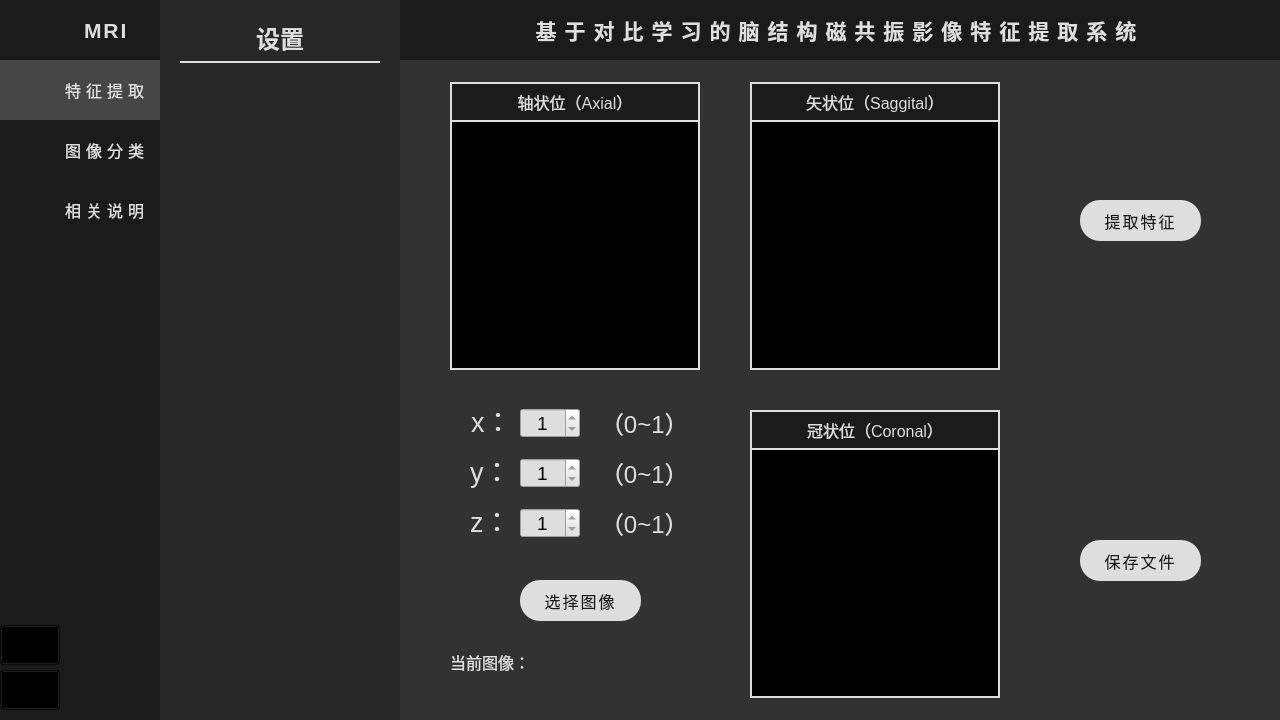
First picture: the form in ui/main.ui, repository feroooooo/Contrastive-Learning-MRI, before the edit.
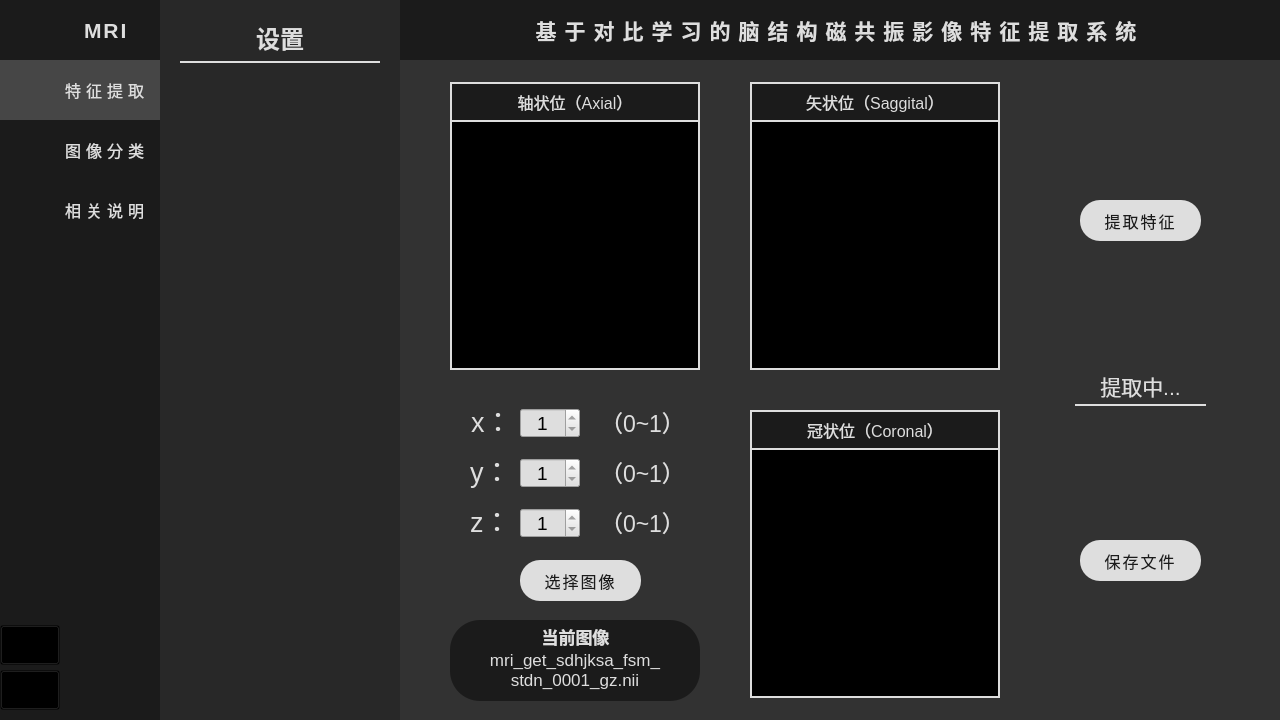
Second picture: the form after the edit. Icons and pictures are not drawn.

Commit message: finish extract

The edit to the form file:
```diff
--- a/ui/main.ui
+++ b/ui/main.ui
@@ -1178,6 +1178,9 @@
 QSpinBox{
 	background-color:#dedede;
 	font-size:14pt;
+}
+QLabel#extract_condition_label{
+	border-bottom:2px solid #dedede;
 }</string>
                          </property>
                          <widget class="QLabel" name="axialLabel">
@@ -1232,7 +1235,7 @@
                           <property name="geometry">
                            <rect>
                             <x>120</x>
-                            <y>520</y>
+                            <y>500</y>
                             <width>121</width>
                             <height>41</height>
                            </rect>
@@ -1244,28 +1247,31 @@
                            <string>选择图像</string>
                           </property>
                          </widget>
-                         <widget class="QLabel" name="label_name">
+                         <widget class="QLabel" name="label_name_contrainer">
                           <property name="geometry">
                            <rect>
                             <x>50</x>
-                            <y>590</y>
+                            <y>560</y>
                             <width>250</width>
-                            <height>51</height>
+                            <height>81</height>
                            </rect>
                           </property>
                           <property name="font">
                            <font>
-                            <pointsize>12</pointsize>
+                            <pointsize>13</pointsize>
                            </font>
                           </property>
+                          <property name="styleSheet">
+                           <string notr="true">background-color:#1b1b1b;border-radius:30px;</string>
+                          </property>
                           <property name="text">
-                           <string>当前图像：</string>
+                           <string/>
                           </property>
                           <property name="scaledContents">
                            <bool>true</bool>
                           </property>
                           <property name="alignment">
-                           <set>Qt::AlignLeading|Qt::AlignLeft|Qt::AlignTop</set>
+                           <set>Qt::AlignBottom|Qt::AlignHCenter</set>
                           </property>
                           <property name="wordWrap">
                            <bool>true</bool>
@@ -1498,7 +1504,7 @@
                           </property>
                           <property name="font">
                            <font>
-                            <pointsize>18</pointsize>
+                            <pointsize>17</pointsize>
                            </font>
                           </property>
                           <property name="text">
@@ -1516,7 +1522,7 @@
                           </property>
                           <property name="font">
                            <font>
-                            <pointsize>18</pointsize>
+                            <pointsize>17</pointsize>
                            </font>
                           </property>
                           <property name="text">
@@ -1534,13 +1540,96 @@
                           </property>
                           <property name="font">
                            <font>
-                            <pointsize>18</pointsize>
+                            <pointsize>17</pointsize>
                            </font>
                           </property>
                           <property name="text">
                            <string>（0~1）</string>
                           </property>
                          </widget>
+                         <widget class="QLabel" name="extract_condition_label">
+                          <property name="geometry">
+                           <rect>
+                            <x>675</x>
+                            <y>305</y>
+                            <width>131</width>
+                            <height>41</height>
+                           </rect>
+                          </property>
+                          <property name="font">
+                           <font>
+                            <pointsize>16</pointsize>
+                           </font>
+                          </property>
+                          <property name="text">
+                           <string>提取中...</string>
+                          </property>
+                          <property name="alignment">
+                           <set>Qt::AlignCenter</set>
+                          </property>
+                         </widget>
+                         <widget class="QLabel" name="label_name_label">
+                          <property name="geometry">
+                           <rect>
+                            <x>135</x>
+                            <y>566</y>
+                            <width>81</width>
+                            <height>21</height>
+                           </rect>
+                          </property>
+                          <property name="font">
+                           <font>
+                            <pointsize>13</pointsize>
+                            <bold>true</bold>
+                           </font>
+                          </property>
+                          <property name="styleSheet">
+                           <string notr="true">background-color:transparent;</string>
+                          </property>
+                          <property name="text">
+                           <string>当前图像</string>
+                          </property>
+                          <property name="scaledContents">
+                           <bool>true</bool>
+                          </property>
+                          <property name="alignment">
+                           <set>Qt::AlignCenter</set>
+                          </property>
+                          <property name="wordWrap">
+                           <bool>true</bool>
+                          </property>
+                         </widget>
+                         <widget class="QLabel" name="label_name">
+                          <property name="geometry">
+                           <rect>
+                            <x>50</x>
+                            <y>586</y>
+                            <width>250</width>
+                            <height>48</height>
+                           </rect>
+                          </property>
+                          <property name="font">
+                           <font>
+                            <pointsize>13</pointsize>
+                           </font>
+                          </property>
+                          <property name="styleSheet">
+                           <string notr="true">background-color:transparent;</string>
+                          </property>
+                          <property name="text">
+                           <string>mri_get_sdhjksa_fsm_
+stdn_0001_gz.nii</string>
+                          </property>
+                          <property name="scaledContents">
+                           <bool>true</bool>
+                          </property>
+                          <property name="alignment">
+                           <set>Qt::AlignCenter</set>
+                          </property>
+                          <property name="wordWrap">
+                           <bool>true</bool>
+                          </property>
+                         </widget>
                         </widget>
                        </item>
                        <item>
```
Left out of the diff: 2 changed lines with no effect on the pictures. The commit also changes 4 other files.
